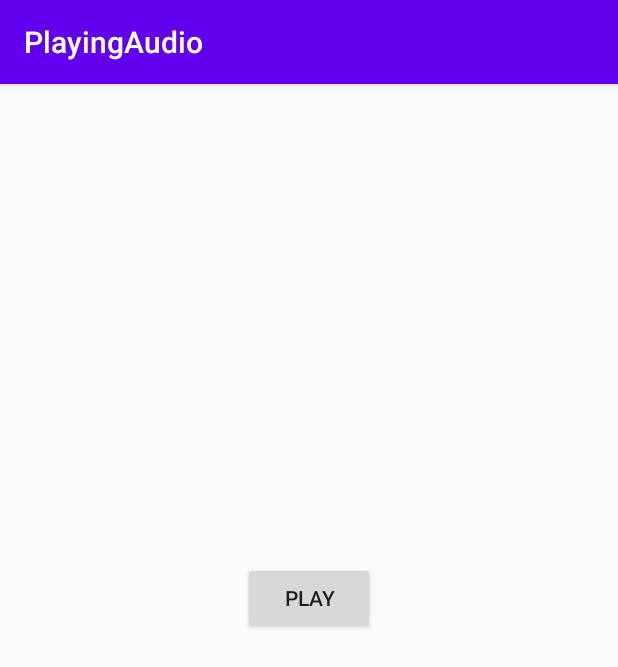
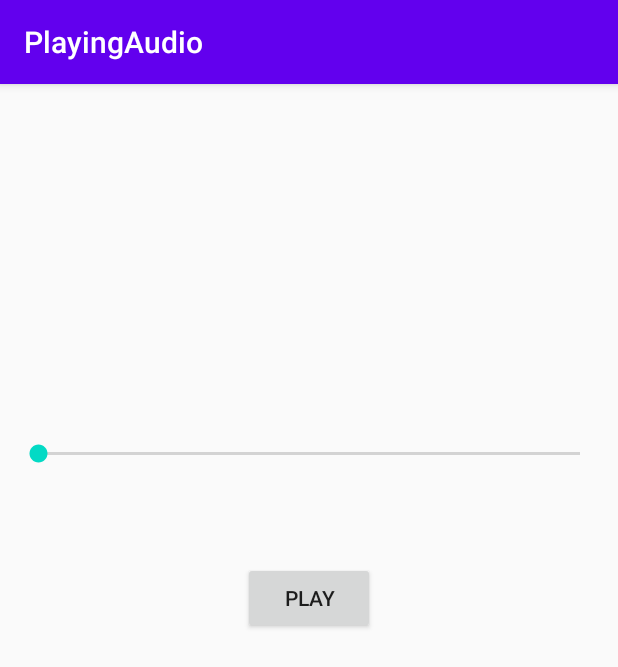
Before and after one commit to Mosandr/AndroidLessons, an Android app: the screen it shows after launch (MainActivity), on a phone screen of 412 x 824 dp. Shown: the top 667 px of the screen. Run offline under Robolectric (Android 15) with nearby library versions, the light colour scheme and no system bars.

Commit message:
second commit

```diff
--- a/playingaudio/src/main/java/com/example/playingaudio/MainActivity.java
+++ b/playingaudio/src/main/java/com/example/playingaudio/MainActivity.java
@@ -2,15 +2,20 @@ package com.example.playingaudio;
 
 import androidx.appcompat.app.AppCompatActivity;
 
+import android.media.AudioManager;
 import android.media.MediaPlayer;
 import android.os.Bundle;
+import android.util.Log;
 import android.view.View;
 import android.widget.Button;
 import android.widget.MediaController;
+import android.widget.SeekBar;
 
 public class MainActivity extends AppCompatActivity {
 
     MediaPlayer mp;
+    SeekBar voleumSeekBar;
+    AudioManager audioManager;
 
     @Override
     protected void onCreate(Bundle savedInstanceState) {
@@ -18,6 +23,29 @@ public class MainActivity extends AppCompatActivity {
         setContentView(R.layout.activity_main);
 //        MediaPlayer mp = MediaPlayer.create(this, R.raw.original);
          mp = MediaPlayer.create(getApplicationContext(), R.raw.original);
+
+         audioManager= (AudioManager) getSystemService(AUDIO_SERVICE);
+         int maxVol = audioManager.getStreamMaxVolume(AudioManager.STREAM_MUSIC);
+         Log.d("maxVol", ""+maxVol);
+        voleumSeekBar = findViewById(R.id.seekBar);
+        voleumSeekBar.setMax(maxVol);
+        voleumSeekBar.setOnSeekBarChangeListener(new SeekBar.OnSeekBarChangeListener() {
+             @Override
+             public void onProgressChanged(SeekBar seekBar, int progress, boolean fromUser) {
+                 Log.d("progress",""+ progress);
+                 audioManager.setStreamVolume(AudioManager.STREAM_MUSIC,progress,0);
+             }
+
+             @Override
+             public void onStartTrackingTouch(SeekBar seekBar) {
+
+             }
+
+             @Override
+             public void onStopTrackingTouch(SeekBar seekBar) {
+
+             }
+         });
     }
 
     public void play(View view) {
--- a/playingaudio/src/main/res/layout/activity_main.xml
+++ b/playingaudio/src/main/res/layout/activity_main.xml
@@ -24,5 +24,20 @@
         app:layout_constraintStart_toStartOf="parent"
         app:layout_constraintTop_toTopOf="parent" />
 
+    <SeekBar
+        android:id="@+id/seekBar"
+        android:layout_width="393dp"
+        android:layout_height="23dp"
+        android:layout_marginStart="8dp"
+        android:layout_marginLeft="8dp"
+        android:layout_marginTop="226dp"
+        android:layout_marginEnd="8dp"
+        android:layout_marginRight="8dp"
+        android:layout_marginBottom="52dp"
+        app:layout_constraintBottom_toTopOf="@+id/Play"
+        app:layout_constraintEnd_toEndOf="parent"
+        app:layout_constraintStart_toStartOf="parent"
+        app:layout_constraintTop_toTopOf="parent" />
+
 
 </androidx.constraintlayout.widget.ConstraintLayout>
```
